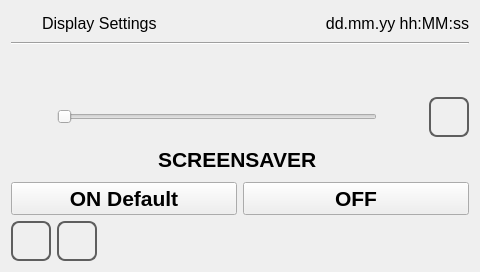
Old version of the form qt_templates/ATCM-template-project/display_settings.ui in the repository MECTsrl/mect_plugins.
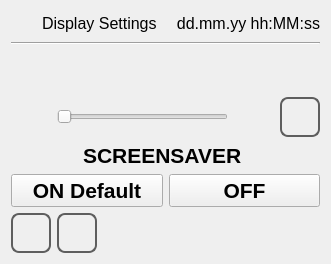
New version of the form. Icons and pictures are not drawn.

The edit to the form file:
```diff
--- a/qt_templates/ATCM-template-project/display_settings.ui
+++ b/qt_templates/ATCM-template-project/display_settings.ui
@@ -6,8 +6,7 @@
    <rect>
     <x>0</x>
     <y>0</y>
-    <width>480</width>
-    <height>272</height>
+    %Model%
    </rect>
   </property>
   <property name="minimumSize">
```
